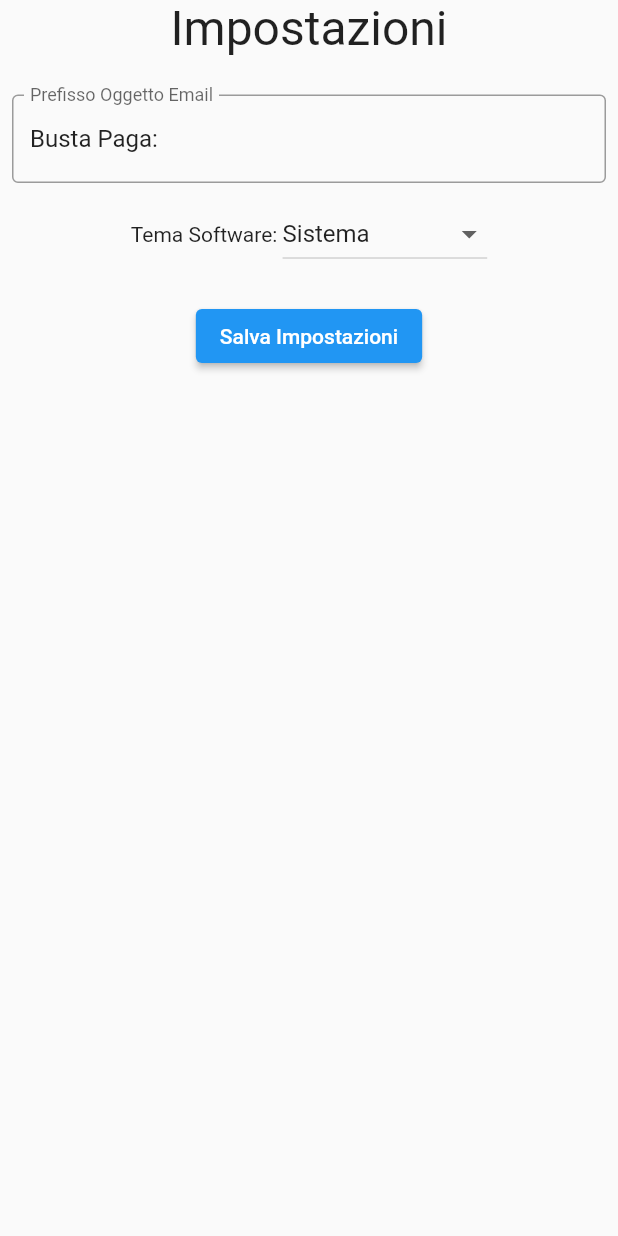
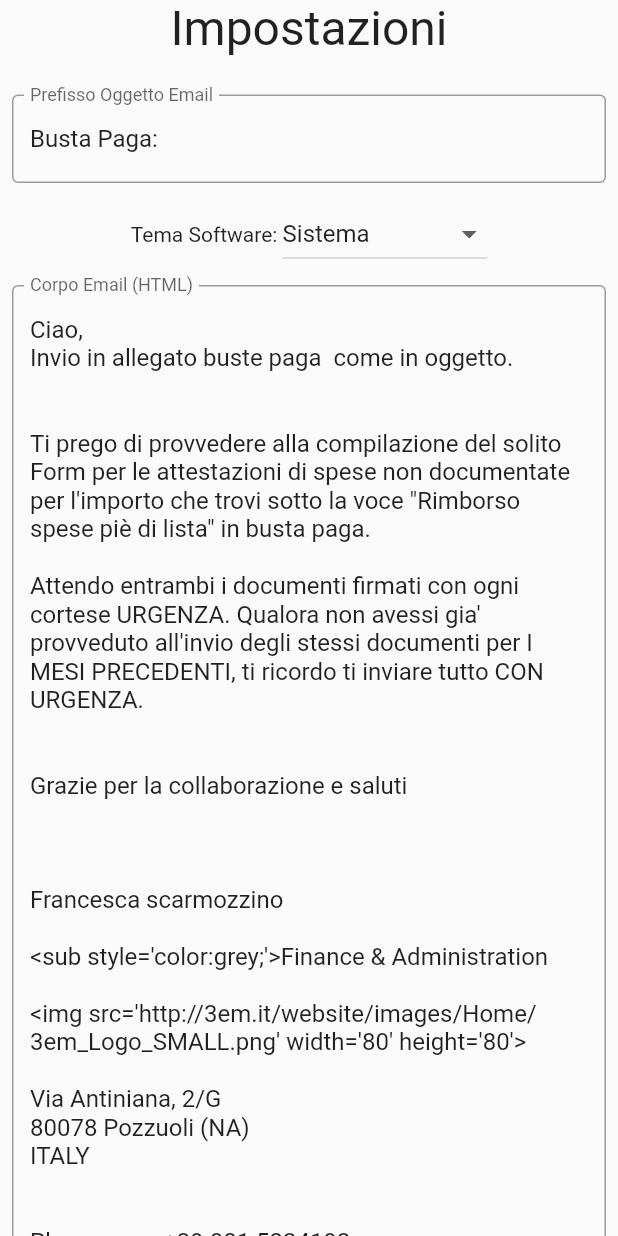
Before and after one commit to IsD4n73/BP-Sender-2.0, a Flutter app: the SettingsPage widget shown alone on an empty page, opened directly, on a phone screen of 412 x 824 dp. Run offline on Flutter 3.47's test engine with Material 2 defaults, Android fonts, the phone set to English and light mode, and no system bars; our stand-ins replace bot_toast, file_picker, shared_preferences; missing offline and left inert: mailer, side_navigation, syncfusion_flutter_pdfviewer, windows_taskbar; accounts and stored records are empty; statements that could not run were skipped.

Commit message:
:sparkles: mail text

```diff
--- a/lib/common/smtp_configuration.dart
+++ b/lib/common/smtp_configuration.dart
@@ -2,31 +2,43 @@ class AppConfig {
   static String host = "authsmtp.3em.it";
   static int port = 25;
 
-  static String msg = """Ciao,\r\nInvio in allegato buste paga  come in oggetto.
+  static String msg = """Ciao,
+Invio in allegato buste paga  come in oggetto.
 
-\r\nTi prego di provvedere alla compilazione del solito Form per le attestazioni di spese non documentate per l&#39;importo che trovi sotto la voce &#147;Rimborso spese pi&egrave; di lista&#147; in busta paga.
-\r\nAttendo entrambi i documenti firmati con ogni cortese URGENZA. Qualora non avessi gia' provveduto all&#39;nvio degli stessi documenti per I MESI PRECEDENTI, ti ricordo ti inviare tutto CON URGENZA.
-\r\n\r\n
+
+Ti prego di provvedere alla compilazione del solito Form per le attestazioni di spese non documentate per l'importo che trovi sotto la voce "Rimborso spese piè di lista" in busta paga.
+
+Attendo entrambi i documenti firmati con ogni cortese URGENZA. Qualora non avessi gia' provveduto all'invio degli stessi documenti per I MESI PRECEDENTI, ti ricordo ti inviare tutto CON URGENZA.
+
+
 Grazie per la collaborazione e saluti
 
-\r\n\r\n\r\n
+
+
 Francesca scarmozzino
-\r\n<sub style='color:grey;'>Finance &amp; Administration
-\r\n\r\n
+
+<sub style='color:grey;'>Finance & Administration
+
 <img src='http://3em.it/website/images/Home/3em_Logo_SMALL.png' width='80' height='80'>
 
-Via Antiniana, 2/G\r\n80078 Pozzuoli (NA)
-\r\nITALY
-
-\r\nPhone:&nbsp;&nbsp;&nbsp;&nbsp;&nbsp;+39 081 5234193
-\r\nFax:&nbsp;&nbsp;&nbsp;&nbsp;&nbsp;&nbsp;&nbsp;&nbsp;+39 081 8531552\r\n
-Mail:&nbsp;&nbsp;&nbsp;&nbsp;&nbsp;&nbsp;&nbsp;info@3em.it\r\n
-Site:&nbsp;&nbsp;&nbsp;&nbsp;&nbsp;&nbsp;&nbsp;www.3em.it\r\n
+Via Antiniana, 2/G
+80078 Pozzuoli (NA)
+ITALY
 
 
-\r\nGDPR 2016/679
-\r\n\r\nIl presente messaggio e gli eventuali suoi allegati sono di natura aziendale, prevalentemente confidenziale e sono visionabili solo dal destinatario di posta elettronica. La risposta o l&#39;eventuale invio spontaneo da parte vostra di e-mail al nostro indirizzo potrebbero non assicurare la confidenzialita&#39; potendo essere viste da altri soggetti appartenenti all&#39;Azienda oltre che al firmatario della presente, per finalit&agrave; di sicurezza informatica, amministrative e allo scopo del continuo svolgimento dell&#39;attivit&agrave; aziendale. Qualora questo messaggio vi fosse pervenuto per errore, vi preghiamo di cancellarlo dal vostro sistema e vi chiediamo di volercene dare cortesemente comunicazione al mittente.\r\n
-\r\nLa Vs. mail &egrave; in ns. possesso in quanto da Voi fornitaci tramite comunicazione scritta, telefonica, telematica o direttamente oralmente. Essa &egrave; utilizzata esclusivamente per fornirVi informazioni sulla ns. attivit&agrave; e sui servizi da noi offerti. Non sar&agrave; ceduta a terzi in nessun caso salvo approvazione da parte Vostra. Il Titolare del trattamento &egrave; <b>TRE EMME ENGINEERING S.R.L.</b> I ns. sistemi informativi e le ns. procedure interne sono conformi alle norme e garantiamo la presenza di adeguate misure tecniche ed organizzative costantemente aggiornate.
-\r\n\r\nE' possibile in qualsiasi momento richiedere la cancellazione della Vs. mail tramite il semplice invio di una mail a.info@3em.it</sub>
-""";
+Phone:          +39 081 5234193
+Fax:               +39 081 8531552
+Mail:             info@3em.it
+Site:              www.3em.it
+
+
+GDPR 2016/679
+
+Il presente messaggio e gli eventuali suoi allegati sono di natura aziendale, prevalentemente confidenziale e sono visionabili solo dal destinatario di posta elettronica. La risposta o l'eventuale invio spontaneo da parte vostra di e-mail al nostro indirizzo potrebbero non assicurare la confidenzialità; potendo essere viste da altri soggetti appartenenti all'Azienda oltre che al firmatario della presente, per finalità di sicurezza informatica, amministrative e allo scopo del continuo svolgimento dell'attività aziendale. Qualora questo messaggio vi fosse pervenuto per errore, vi preghiamo di cancellarlo dal vostro sistema e vi chiediamo di volercene dare cortesemente comunicazione al mittente.
+
+
+La Vs. mail è in ns. possesso in quanto da Voi fornitaci tramite comunicazione scritta, telefonica, telematica o direttamente oralmente. Essa è utilizzata esclusivamente per fornirVi informazioni sulla ns. attività e sui servizi da noi offerti. Non sarà ceduta a terzi in nessun caso salvo approvazione da parte Vostra. Il Titolare del trattamento è <b>TRE EMME ENGINEERING S.R.L.</b> I ns. sistemi informativi e le ns. procedure interne sono conformi alle norme e garantiamo la presenza di adeguate misure tecniche ed organizzative costantemente aggiornate.
+
+
+E' possibile in qualsiasi momento richiedere la cancellazione della Vs. mail tramite il semplice invio di una mail a.info@3em.it</sub>""";
 }
--- a/lib/controller/settings_controller.dart
+++ b/lib/controller/settings_controller.dart
@@ -1,6 +1,8 @@
 import 'package:buste_paga_sender/common/base_credential.dart';
 import 'package:buste_paga_sender/model/settings_model.dart';
 import 'package:shared_preferences/shared_preferences.dart';
+
+import '../common/smtp_configuration.dart';
 
 // get the saved settings
 Future<SettingsModel> getSavedSettings() async {
@@ -23,6 +25,16 @@ Future<String> getSavedTheme() async {
   return theme;
 }
 
+// get the saved mail text
+Future<void> getSavedMailText() async {
+  final SharedPreferences prefs = await SharedPreferences.getInstance();
+  final String mailtext = prefs.getString('bp-mailtext') ?? AppConfig.msg;
+
+  AppConfig.msg = mailtext;
+
+  //return mailtext;
+}
+
 // save settings
 Future<void> saveSettings(String prefix) async {
   final SharedPreferences prefs = await SharedPreferences.getInstance();
@@ -34,3 +46,9 @@ Future<void> saveTheme(String theme) async {
   final SharedPreferences prefs = await SharedPreferences.getInstance();
   await prefs.setString('bp-theme', theme);
 }
+
+// save text mail
+Future<void> saveMailText(String mailText) async {
+  final SharedPreferences prefs = await SharedPreferences.getInstance();
+  await prefs.setString('bp-mailtext', mailText.replaceAll("\n", "<br>"));
+}
--- a/lib/page/settings.dart
+++ b/lib/page/settings.dart
@@ -1,4 +1,5 @@
 import 'package:buste_paga_sender/common/alerts.dart';
+import 'package:buste_paga_sender/common/smtp_configuration.dart';
 import 'package:buste_paga_sender/controller/settings_controller.dart';
 import 'package:flutter/material.dart';
 
@@ -11,6 +12,7 @@ class SettingsPage extends StatefulWidget {
 
 class _SettingsPageState extends State<SettingsPage> {
   TextEditingController prefixController = TextEditingController();
+  TextEditingController msgController = TextEditingController();
   String selectedTheme = "system";
 
   @override
@@ -19,7 +21,6 @@ class _SettingsPageState extends State<SettingsPage> {
 
     getSavedTheme().then((value) {
       setState(() {
-        print(value);
         selectedTheme = value;
       });
     });
@@ -27,6 +28,12 @@ class _SettingsPageState extends State<SettingsPage> {
     getSavedSettings().then((value) {
       setState(() {
         prefixController.text = value.prefisso;
+      });
+    });
+
+    getSavedMailText().then((_) {
+      setState(() {
+        msgController.text = AppConfig.msg.replaceAll("<br>", "\n");
       });
     });
   }
@@ -85,10 +92,24 @@ class _SettingsPageState extends State<SettingsPage> {
                 ),
               ],
             ),
+            const SizedBox(height: 10),
+            TextField(
+              controller: msgController,
+              maxLines: '\n'.allMatches(msgController.text).length + 1,
+              decoration: const InputDecoration(
+                border: OutlineInputBorder(),
+                labelText: 'Corpo Email (HTML)',
+              ),
+            ),
             const SizedBox(height: 20),
             ElevatedButton(
               onPressed: () async {
                 await saveTheme(selectedTheme);
+
+                if (msgController.text.isNotEmpty) {
+                  await saveMailText(msgController.text);
+                }
+
                 if (prefixController.text.isNotEmpty) {
                   await saveSettings(prefixController.text);
                   showSettingsSaved();
```
Also changed, not shown: lib/main.dart (+5 -2 lines).
